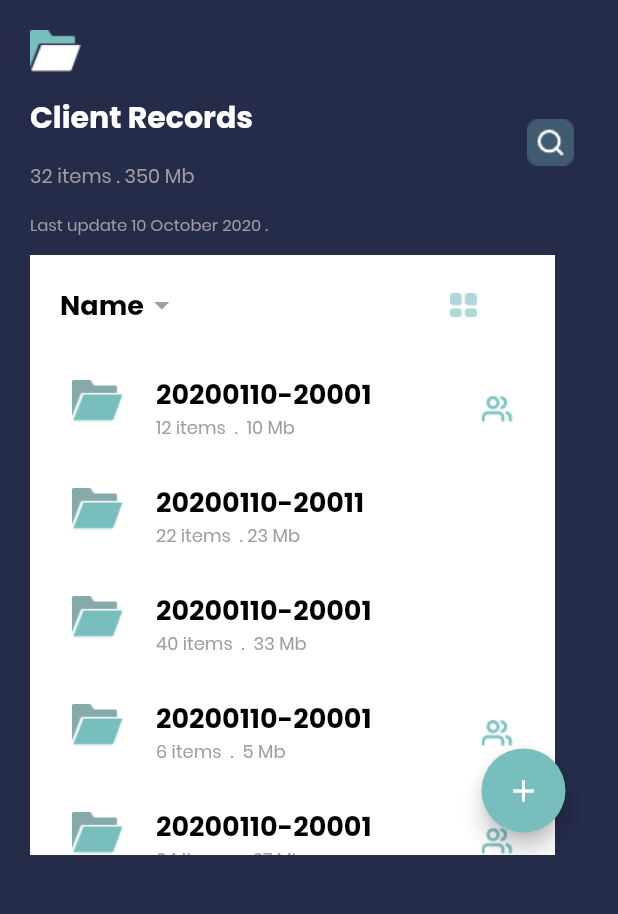
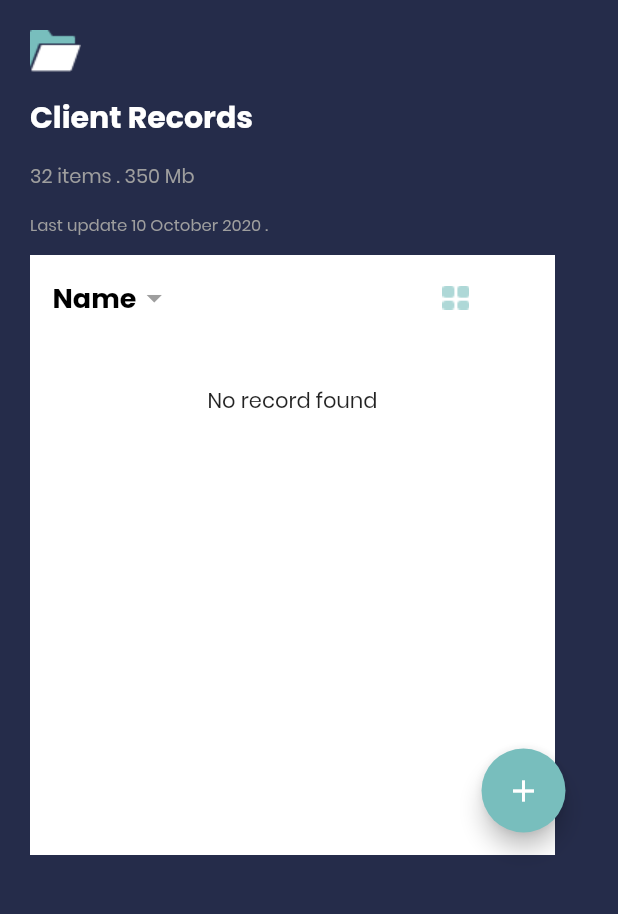
Before and after one commit to ahmadsibtain01/makhosiapp, a Flutter app: the ClientRecords screen opened directly, on a phone screen of 412 x 824 dp, the part 114-1028 px from its top. Run offline on Flutter 3.47's test engine with Material 2 defaults, Android fonts, the phone set to English and light mode, and no system bars; our stand-ins replace audioplayers, bubble_tab_indicator, cached_network_image, charts_flutter, cloud_firestore, curved_navigation_bar and 24 more; missing offline and left inert: agora_rtc_engine, braintree_payment, charts_common, flutter_country_picker, flutter_inappwebview, flutter_mailer and 3 more; accounts and stored records are empty; key blocks and very long unbroken strings in the code were emptied for the run.

Commit message:
client_records page updated

```diff
--- a/lib/Screens/clients_records.dart
+++ b/lib/Screens/clients_records.dart
@@ -2,6 +2,11 @@ import 'package:flutter/cupertino.dart';
 import 'package:flutter/material.dart';
 import 'package:makhosi_app/Assets/app_assets.dart';
 import 'package:makhosi_app/Assets/custom_listtile.dart';
+import 'package:makhosi_app/Screens/folderview.dart';
+import 'package:makhosi_app/models/folder.dart';
+import 'package:makhosi_app/utils/app_dialogues.dart';
+import 'package:makhosi_app/utils/firestore_service.dart';
+import 'package:makhosi_app/utils/navigation_controller.dart';
 
 class ClientRecords extends StatefulWidget {
   @override
@@ -9,6 +14,29 @@ class ClientRecords extends StatefulWidget {
 }
 
 class _ClientRecordsState extends State<ClientRecords> {
+  List<Folders> listOfFolders = [];
+  FirestoreService database = FirestoreService();
+  //
+  // final formKey = GlobalKey<FormState>();
+  final foldernameController = TextEditingController();
+  @override
+  void initState() {
+    super.initState();
+    //load all folders data
+    loadUserFoldersData();
+  }
+
+  @override
+  void dispose() {
+    foldernameController?.dispose();
+    super.dispose();
+  }
+
+  loadUserFoldersData() async {
+    listOfFolders = await database.fetchFoldersData();
+    setState(() {});
+  }
+
   @override
   Widget build(BuildContext context) {
     return Scaffold(
@@ -26,7 +54,6 @@ class _ClientRecordsState extends State<ClientRecords> {
               ],
             ),
           ),
-
           Padding(
             padding: const EdgeInsets.only(top: 20.0),
             child: Row(
@@ -36,7 +63,6 @@ class _ClientRecordsState extends State<ClientRecords> {
               ],
             ),
           ),
-
           Padding(
             padding: const EdgeInsets.only(top: 15.0),
             child: Row(
@@ -46,25 +72,43 @@ class _ClientRecordsState extends State<ClientRecords> {
                   mainAxisAlignment: MainAxisAlignment.spaceBetween,
                   crossAxisAlignment: CrossAxisAlignment.start,
                   children: [
-                    Text("Client Records", style: TextStyle(fontSize: 20, fontWeight: FontWeight.bold, color: Colors.white, fontFamily: 'Poppins'),),
+                    Text(
+                      "Client Records",
+                      style: TextStyle(
+                          fontSize: 20,
+                          fontWeight: FontWeight.bold,
+                          color: Colors.white,
+                          fontFamily: 'Poppins'),
+                    ),
                     Padding(
                       padding: const EdgeInsets.only(top: 15.0),
-                      child: Text("32 items . 350 Mb", style: TextStyle(fontSize: 13, fontWeight: FontWeight.normal, color: Colors.grey, fontFamily: 'Poppins'),),
+                      child: Text(
+                        "32 items . 350 Mb",
+                        style: TextStyle(
+                            fontSize: 13,
+                            fontWeight: FontWeight.normal,
+                            color: Colors.grey,
+                            fontFamily: 'Poppins'),
+                      ),
                     ),
                   ],
                 ),
 
-                Image(image: AssetImage('images/ic_search.png'), height: 50,),
-
+                // Image(image: AssetImage('images/ic_search.png'), height: 50,),
               ],
             ),
           ),
-
           Padding(
             padding: const EdgeInsets.only(top: 15.0),
-            child: Text("Last update 10 October 2020 .", style: TextStyle(fontSize: 11, fontWeight: FontWeight.normal, color: Colors.grey, fontFamily: 'Poppins'),),
+            child: Text(
+              "Last update 10 October 2020 .",
+              style: TextStyle(
+                  fontSize: 11,
+                  fontWeight: FontWeight.normal,
+                  color: Colors.grey,
+                  fontFamily: 'Poppins'),
+            ),
           ),
-
           Stack(
             children: [
               Padding(
@@ -74,34 +118,64 @@ class _ClientRecordsState extends State<ClientRecords> {
                   width: 350,
                   child: Container(
                     color: Colors.white,
-                    child: ListView(
-                      padding: EdgeInsets.all(12),
+                    child: Column(
+                      // padding: EdgeInsets.all(12),
                       children: [
                         Padding(
-                          padding: const EdgeInsets.only(top: 8.0, left: 8, right: 8, bottom: 20),
+                          padding: const EdgeInsets.all(15.0),
                           child: Row(
                             mainAxisAlignment: MainAxisAlignment.start,
                             children: [
-                              Text("Name", style: TextStyle(fontSize: 18, fontWeight: FontWeight.bold, color: Colors.black),),
-                              Icon(Icons.arrow_drop_down, color: Colors.grey,),
+                              Text(
+                                "Name",
+                                style: TextStyle(
+                                    fontSize: 18,
+                                    fontWeight: FontWeight.bold,
+                                    color: Colors.black),
+                              ),
+                              Icon(
+                                Icons.arrow_drop_down,
+                                color: Colors.grey,
+                              ),
                               Padding(
                                 padding: const EdgeInsets.only(left: 180.0),
-                                child: Image(image: AssetImage('images/ic_filter.png')),
+                                child: Image(
+                                    image: AssetImage('images/ic_filter.png')),
                               ),
                             ],
                           ),
                         ),
-
-                        items12(title: '20200110-20001', subtitle: '12 items  .  10 Mb',),
-
-                        items22(title: '20200110-20011', subtitle: '22 items  . 23 Mb',),
-
-                        items40(title: '20200110-20001', subtitle: '40 items  .  33 Mb',),
-
-                        items6(title: '20200110-20001', subtitle: '6 items  .  5 Mb',),
-
-                        items24(title: '20200110-20001', subtitle: '24 items  .  27 Mb',),
-
+                        listOfFolders.length != 0
+                            ? ListView.builder(
+                                shrinkWrap: true,
+                                itemCount: listOfFolders.length,
+                                itemBuilder: (context, index) {
+                                  return GestureDetector(
+                                    onTap: () {
+                                      NavigationController.push(
+                                        context,
+                                        FolderViewPage(
+                                          folderFilesUrls: listOfFolders[index]
+                                              .listOfFilesUrl,
+                                          title:
+                                              listOfFolders[index].foldername,
+                                        ),
+                                      );
+                                    },
+                                    child: items12(
+                                      title: listOfFolders[index].foldername,
+                                      subtitle:
+                                          '${listOfFolders[index].listOfFilesUrl.length} items, ${listOfFolders[index].foldersize}',
+                                    ),
+                                  );
+                                },
+                              )
+                            : Center(
+                                child: Padding(
+                                  padding: const EdgeInsets.only(top: 30.0),
+                                  child: Text('No record found'),
+                                ),
+                              ),
                       ],
                     ),
                   ),
@@ -112,12 +186,27 @@ class _ClientRecordsState extends State<ClientRecords> {
                   right: 15,
                   child: FloatingActionButton(
                     backgroundColor: AppColors.accentcolor,
-                    onPressed: null,
-                    child: Icon(Icons.add, color: Colors.white,),
-                      )),
+                    onPressed: () async {
+                      AppDialogues.showNewFolderPopup(
+                        context,
+                        foldernameController,
+                        onCreateFolder: (foldername) async {
+                          final folder = Folders(foldername, '0', []);
+                          await database.createFolder(folder);
+                          setState(() {
+                            listOfFolders.add(folder);
+                            foldernameController.clear();
+                          });
+                        },
+                      );
+                    },
+                    child: Icon(
+                      Icons.add,
+                      color: Colors.white,
+                    ),
+                  )),
             ],
           ),
-
         ],
       ),
     );
--- a/lib/main.dart
+++ b/lib/main.dart
@@ -7,6 +7,7 @@ import 'package:makhosi_app/utils/app_colors.dart';
 main() async {
   WidgetsFlutterBinding.ensureInitialized();
   await Firebase.initializeApp();
+  print('main1');
   //SharedPreferences.setMockInitialValues({});
   runApp(
     MaterialApp(
--- /dev/null
+++ b/lib/models/folder.dart
@@ -0,0 +1,32 @@
+import 'package:cloud_firestore/cloud_firestore.dart';
+
+class Folders {
+  String _foldername;
+  String _foldersize;
+  List<String> _listOfFilesUrl;
+  DocumentReference reference;
+
+  Folders(this._foldername, this._foldersize, this._listOfFilesUrl);
+
+  Map<String, dynamic> toMap() {
+    return {
+      'foldername': _foldername,
+      'foldersize': _foldersize,
+      'listoffilesurls': _listOfFilesUrl,
+    };
+  }
+
+  Folders.fromMap(Map<String, dynamic> map, {this.reference})
+      : _foldername = map['foldername'],
+        _foldersize = map['foldersize'],
+        _listOfFilesUrl = map['listoffilesurls'] != null
+            ? List.from(map['listoffilesurls'])
+            : [];
+
+  Folders.fromSnapshot(DocumentSnapshot snapshot)
+      : this.fromMap(snapshot.data(), reference: snapshot.reference);
+
+  String get foldername => _foldername;
+  String get foldersize => _foldersize;
+  List<String> get listOfFilesUrl => _listOfFilesUrl;
+}
--- a/lib/secondMain.dart
+++ b/lib/secondMain.dart
@@ -8,10 +8,12 @@ import 'providers/details_provider.dart';
 import 'ui/splash.dart';
 import 'helper/constants.dart';
 import 'ui_user/login.dart';
+
 class app extends StatelessWidget {
   // This widget is the root of your application.
   @override
   Widget build(BuildContext context) {
+    print('Main2');
     return MultiProvider(
       providers: [
         ChangeNotifierProvider(create: (_) => AppProvider()),
@@ -35,7 +37,7 @@ class MyApp extends StatelessWidget {
           navigatorKey: appProvider.navigatorKey,
           title: Constants.appName,
           theme: appProvider.theme,
-          home: appProvider.isLogin ==  "0" ? LoginPage() : Splash(),
+          home: appProvider.isLogin == "0" ? LoginPage() : Splash(),
         );
       },
     );
--- a/lib/thirdMain.dart
+++ b/lib/thirdMain.dart
@@ -8,10 +8,12 @@ import 'providers/details_provider.dart';
 import 'ui/splash2.dart';
 import 'helper/constants.dart';
 import 'ui_user/login.dart';
+
 class app extends StatelessWidget {
   // This widget is the root of your application.
   @override
   Widget build(BuildContext context) {
+    print('main3');
     return MultiProvider(
       providers: [
         ChangeNotifierProvider(create: (_) => AppProvider()),
--- a/pubspec.yaml
+++ b/pubspec.yaml
@@ -83,6 +83,9 @@ dependencies:
 dev_dependencies:
   flutter_test:
     sdk: flutter
+
+dependency_overrides:
+  intl: ^0.17.0-nullsafety.2
 
 flutter_icons:
   android: "launcher_icon"
```
Also changed, not shown: lib/Screens/folderview.dart (added, +55 -0 lines), lib/Screens/local_widgets/mygridview.dart (added, +43 -0 lines), lib/main_ui/practitioners_ui/other/practitioner_home_buttons.dart (+98 -82 lines), lib/ui/newfolder_popup.dart.dart (added, +82 -0 lines), lib/utils/app_dialogues.dart (+14 -0 lines), lib/utils/firestore_service.dart (+31 -0 lines), pubspec.lock, 1 other file.
